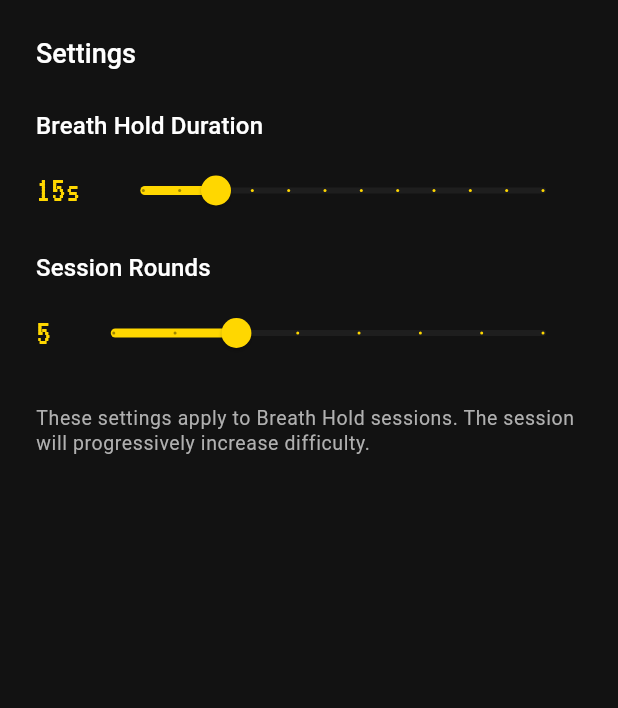
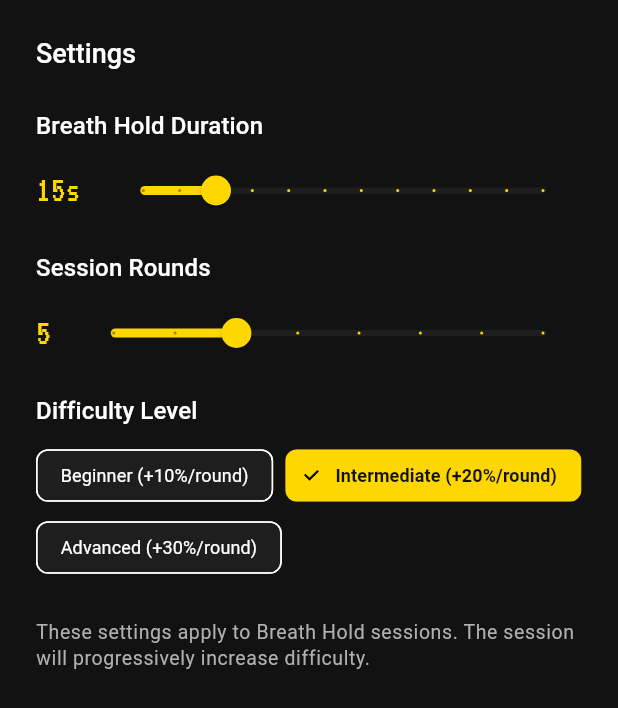
Before and after one commit to patrickhustonoly1996/archery-super-app, a Flutter app: the _SettingsSheet widget shown alone on an empty page, opened directly with empty values, on a phone screen of 412 x 824 dp. Shown: the top 708 px of the screen. Run offline on Flutter 3.47's test engine with Material 3 defaults, Android fonts, the phone set to English and light mode, and no system bars; our stand-ins replace csv, drift, drift_flutter, file_picker, firebase_auth, firebase_core and 3 more; missing offline and left inert: dart:html; accounts and stored records are empty; generated files the repository leaves out were written again.

Commit message:
Fix breath training options: ensure setup view shows difficulty and duration
- Fix inconsistent indentation in _buildSetupView() that may have caused
  rendering issues
- Add .toList() to difficulty map spread for proper widget rendering
- Persist difficulty level setting to shared preferences
- Add difficulty level selection to settings sheet on home screen
- Both in-session setup and home settings now allow difficulty changes

Users can now select Beginner/Intermediate/Advanced difficulty both when
starting a breath hold session and from the home screen settings.

```diff
--- a/lib/screens/breath_training/breath_hold_screen.dart
+++ b/lib/screens/breath_training/breath_hold_screen.dart
@@ -88,10 +88,12 @@ class _BreathHoldScreenState extends State<BreathHoldScreen> {
   Future<void> _loadSettings() async {
     final holdDuration = await _service.getHoldDuration();
     final rounds = await _service.getHoldSessionRounds();
+    final difficultyIndex = await _service.getDifficultyLevel();
     if (mounted) {
       setState(() {
         _baseHoldDuration = holdDuration;
         _totalRounds = rounds;
+        _difficulty = DifficultyLevel.values[difficultyIndex];
       });
     }
   }
@@ -516,7 +518,10 @@ class _BreathHoldScreenState extends State<BreathHoldScreen> {
             return Padding(
               padding: const EdgeInsets.only(bottom: AppSpacing.sm),
               child: InkWell(
-              onTap: () => setState(() => _difficulty = level),
+                onTap: () {
+                  setState(() => _difficulty = level);
+                  _service.setDifficultyLevel(level.index);
+                },
                 borderRadius: BorderRadius.circular(AppSpacing.sm),
                 child: Container(
                   padding: const EdgeInsets.all(AppSpacing.md),
@@ -534,7 +539,10 @@ class _BreathHoldScreenState extends State<BreathHoldScreen> {
                         value: level,
                         groupValue: _difficulty,
                         onChanged: (value) {
-                        if (value != null) setState(() => _difficulty = value);
+                          if (value != null) {
+                            setState(() => _difficulty = value);
+                            _service.setDifficultyLevel(value.index);
+                          }
                         },
                         activeColor: AppColors.gold,
                       ),
@@ -562,7 +570,7 @@ class _BreathHoldScreenState extends State<BreathHoldScreen> {
                 ),
               ),
             );
-        }),
+          }).toList(),
 
           const SizedBox(height: AppSpacing.xl),
 
--- a/lib/screens/breath_training/breath_training_home_screen.dart
+++ b/lib/screens/breath_training/breath_training_home_screen.dart
@@ -279,6 +279,10 @@ class _SettingsSheet extends StatefulWidget {
 class _SettingsSheetState extends State<_SettingsSheet> {
   int _holdDuration = 15;
   int _rounds = 5;
+  int _difficulty = 1; // 0=beginner, 1=intermediate, 2=advanced
+
+  static const List<String> _difficultyLabels = ['Beginner', 'Intermediate', 'Advanced'];
+  static const List<String> _difficultyDescriptions = ['+10%/round', '+20%/round', '+30%/round'];
 
   @override
   void initState() {
@@ -289,10 +293,12 @@ class _SettingsSheetState extends State<_SettingsSheet> {
   Future<void> _loadSettings() async {
     final holdDuration = await widget.service.getHoldDuration();
     final rounds = await widget.service.getHoldSessionRounds();
+    final difficulty = await widget.service.getDifficultyLevel();
     if (mounted) {
       setState(() {
         _holdDuration = holdDuration;
         _rounds = rounds;
+        _difficulty = difficulty;
       });
     }
   }
@@ -385,6 +391,39 @@ class _SettingsSheetState extends State<_SettingsSheet> {
             ],
           ),
 
+          const SizedBox(height: AppSpacing.md),
+
+          // Difficulty level
+          Text(
+            'Difficulty Level',
+            style: Theme.of(context).textTheme.labelLarge,
+          ),
+          const SizedBox(height: AppSpacing.sm),
+          Wrap(
+            spacing: AppSpacing.sm,
+            children: List.generate(3, (index) {
+              final isSelected = _difficulty == index;
+              return ChoiceChip(
+                label: Text('${_difficultyLabels[index]} (${_difficultyDescriptions[index]})'),
+                selected: isSelected,
+                onSelected: (selected) async {
+                  if (selected) {
+                    setState(() => _difficulty = index);
+                    await widget.service.setDifficultyLevel(index);
+                    widget.onSettingsChanged();
+                  }
+                },
+                selectedColor: AppColors.gold,
+                backgroundColor: AppColors.surfaceDark,
+                labelStyle: TextStyle(
+                  color: isSelected ? AppColors.backgroundDark : AppColors.textPrimary,
+                  fontWeight: isSelected ? FontWeight.w600 : FontWeight.normal,
+                  fontSize: 12,
+                ),
+              );
+            }),
+          ),
+
           const SizedBox(height: AppSpacing.lg),
 
           // Info
--- a/lib/services/breath_training_service.dart
+++ b/lib/services/breath_training_service.dart
@@ -7,6 +7,7 @@ class BreathTrainingService {
   static const String _pacedExhaleKey = 'paced_exhale_duration';
   static const String _holdSessionRoundsKey = 'breath_hold_session_rounds';
   static const String _patrickBestExhaleKey = 'patrick_best_exhale';
+  static const String _difficultyLevelKey = 'breath_hold_difficulty';
 
   SharedPreferences? _prefs;
 
@@ -78,4 +79,16 @@ class BreathTrainingService {
     }
     return false;
   }
+
+  /// Get difficulty level for breath hold sessions (0=beginner, 1=intermediate, 2=advanced)
+  Future<int> getDifficultyLevel() async {
+    await _ensureInitialized();
+    return _prefs!.getInt(_difficultyLevelKey) ?? 1; // Default to intermediate
+  }
+
+  /// Set difficulty level for breath hold sessions
+  Future<void> setDifficultyLevel(int level) async {
+    await _ensureInitialized();
+    await _prefs!.setInt(_difficultyLevelKey, level.clamp(0, 2));
+  }
 }
```
Lines whose indentation alone changed are shown as unchanged.
